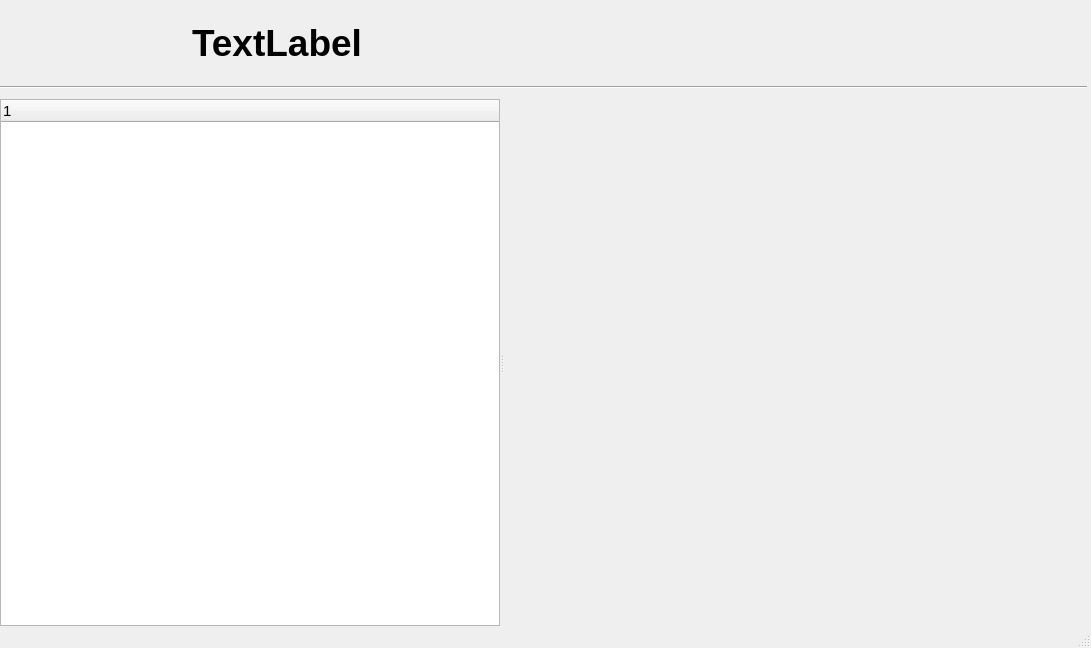
First picture: the form in Ui/mainform.ui, repository golden7602/zion, before the edit.
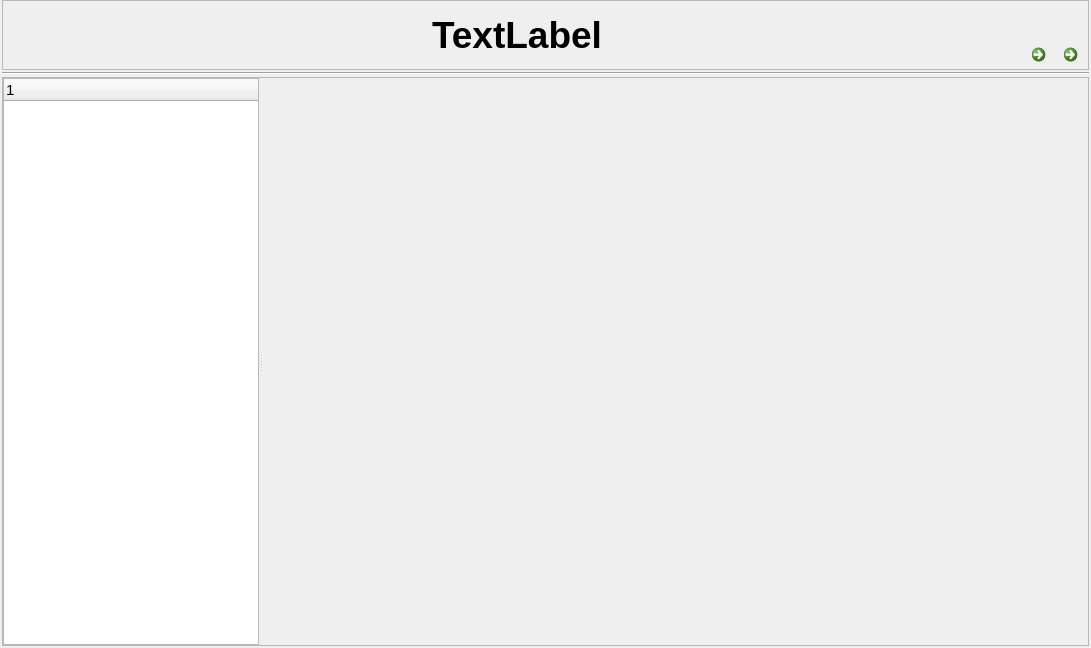
Second picture: the form after the edit. Icons and pictures are not drawn.

What changed in the file:
```diff
--- a/Ui/mainform.ui
+++ b/Ui/mainform.ui
@@ -17,60 +17,58 @@
    <string notr="true"/>
   </property>
   <widget class="QWidget" name="centralwidget">
-   <layout class="QVBoxLayout" name="verticalLayout_3">
-    <property name="spacing">
-     <number>0</number>
-    </property>
-    <property name="sizeConstraint">
-     <enum>QLayout::SetNoConstraint</enum>
-    </property>
-    <property name="leftMargin">
-     <number>0</number>
-    </property>
-    <property name="topMargin">
-     <number>0</number>
-    </property>
-    <property name="rightMargin">
-     <number>4</number>
-    </property>
-    <property name="bottomMargin">
-     <number>0</number>
-    </property>
-    <item>
-     <widget class="QWidget" name="widget_title" native="true">
-      <property name="minimumSize">
-       <size>
-        <width>0</width>
-        <height>99</height>
-       </size>
-      </property>
-      <property name="maximumSize">
-       <size>
-        <width>16777215</width>
-        <height>99</height>
-       </size>
-      </property>
       <layout class="QVBoxLayout" name="verticalLayout_2">
        <property name="spacing">
-        <number>0</number>
+     <number>2</number>
        </property>
        <property name="leftMargin">
-        <number>0</number>
+     <number>2</number>
        </property>
        <property name="topMargin">
         <number>0</number>
        </property>
        <property name="rightMargin">
-        <number>0</number>
+     <number>2</number>
        </property>
        <property name="bottomMargin">
-        <number>0</number>
+     <number>2</number>
        </property>
        <item>
+     <widget class="QFrame" name="frame_2">
+      <property name="minimumSize">
+       <size>
+        <width>0</width>
+        <height>70</height>
+       </size>
+      </property>
+      <property name="maximumSize">
+       <size>
+        <width>16777215</width>
+        <height>70</height>
+       </size>
+      </property>
+      <property name="frameShape">
+       <enum>QFrame::StyledPanel</enum>
+      </property>
+      <property name="frameShadow">
+       <enum>QFrame::Raised</enum>
+      </property>
         <layout class="QHBoxLayout" name="horizontalLayout_3">
          <property name="spacing">
           <number>0</number>
          </property>
+       <property name="leftMargin">
+        <number>0</number>
+       </property>
+       <property name="topMargin">
+        <number>0</number>
+       </property>
+       <property name="rightMargin">
+        <number>0</number>
+       </property>
+       <property name="bottomMargin">
+        <number>0</number>
+       </property>
          <item>
           <widget class="QLabel" name="label_logo">
            <property name="sizePolicy">
@@ -87,7 +85,7 @@
            </property>
            <property name="maximumSize">
             <size>
-             <width>16777215</width>
+           <width>450</width>
              <height>70</height>
             </size>
            </property>
@@ -100,13 +98,26 @@
            <property name="scaledContents">
             <bool>true</bool>
            </property>
+         <property name="wordWrap">
+          <bool>false</bool>
+         </property>
           </widget>
          </item>
          <item>
           <layout class="QHBoxLayout" name="horizontalLayout_2">
-           <property name="spacing">
-            <number>0</number>
+         <item>
+          <spacer name="horizontalSpacer_2">
+           <property name="orientation">
+            <enum>Qt::Horizontal</enum>
            </property>
+           <property name="sizeHint" stdset="0">
+            <size>
+             <width>40</width>
+             <height>20</height>
+            </size>
+           </property>
+          </spacer>
+         </item>
            <item>
             <widget class="QLabel" name="label_Title">
              <property name="sizePolicy">
@@ -143,19 +154,26 @@
              </property>
             </widget>
            </item>
+         <item>
+          <spacer name="horizontalSpacer">
+           <property name="orientation">
+            <enum>Qt::Horizontal</enum>
+           </property>
+           <property name="sizeHint" stdset="0">
+            <size>
+             <width>40</width>
+             <height>20</height>
+            </size>
+           </property>
+          </spacer>
+         </item>
            <item>
             <layout class="QVBoxLayout" name="verticalLayout">
-             <property name="spacing">
-              <number>0</number>
-             </property>
              <item>
               <spacer name="verticalSpacer">
                <property name="orientation">
                 <enum>Qt::Vertical</enum>
                </property>
-               <property name="sizeType">
-                <enum>QSizePolicy::Fixed</enum>
-               </property>
                <property name="sizeHint" stdset="0">
                 <size>
                  <width>20</width>
@@ -170,18 +188,63 @@
                 <number>0</number>
                </property>
                <item>
-                <spacer name="horizontalSpacer">
-                 <property name="orientation">
-                  <enum>Qt::Horizontal</enum>
-                 </property>
-                 <property name="sizeHint" stdset="0">
+              <widget class="QCommandLinkButton" name="commandLinkButton">
+               <property name="minimumSize">
+                <size>
+                 <width>32</width>
+                 <height>32</height>
+                </size>
+               </property>
+               <property name="maximumSize">
                   <size>
-                   <width>40</width>
-                   <height>20</height>
-                  </size>
-                 </property>
-                </spacer>
-               </item>
+                 <width>32</width>
+                 <height>32</height>
+                </size>
+               </property>
+               <property name="text">
+                <string/>
+               </property>
+               <property name="icon">
+                <iconset>
+                 <normaloff>../res/ico/changeuser.png</normaloff>../res/ico/changeuser.png</iconset>
+               </property>
+               <property name="iconSize">
+                <size>
+                 <width>16</width>
+                 <height>16</height>
+                </size>
+               </property>
+              </widget>
+             </item>
+             <item>
+              <widget class="QCommandLinkButton" name="commandLinkButton_2">
+               <property name="minimumSize">
+                <size>
+                 <width>32</width>
+                 <height>32</height>
+                </size>
+               </property>
+               <property name="maximumSize">
+                <size>
+                 <width>32</width>
+                 <height>32</height>
+                </size>
+               </property>
+               <property name="text">
+                <string/>
+               </property>
+               <property name="icon">
+                <iconset>
+                 <normaloff>../res/ico/changepassword.png</normaloff>../res/ico/changepassword.png</iconset>
+               </property>
+               <property name="iconSize">
+                <size>
+                 <width>16</width>
+                 <height>16</height>
+                </size>
+               </property>
+              </widget>
+             </item>
               </layout>
              </item>
             </layout>
@@ -189,23 +252,39 @@
           </layout>
          </item>
         </layout>
+     </widget>
        </item>
        <item>
         <widget class="Line" name="line">
-         <property name="maximumSize">
-          <size>
-           <width>16777215</width>
-           <height>16777215</height>
-          </size>
-         </property>
          <property name="orientation">
           <enum>Qt::Horizontal</enum>
          </property>
         </widget>
        </item>
-      </layout>
-     </widget>
-    </item>
+    <item>
+     <widget class="QFrame" name="frame">
+      <property name="frameShape">
+       <enum>QFrame::StyledPanel</enum>
+      </property>
+      <property name="frameShadow">
+       <enum>QFrame::Raised</enum>
+      </property>
+      <layout class="QVBoxLayout" name="verticalLayout_3">
+       <property name="spacing">
+        <number>0</number>
+       </property>
+       <property name="leftMargin">
+        <number>0</number>
+       </property>
+       <property name="topMargin">
+        <number>0</number>
+       </property>
+       <property name="rightMargin">
+        <number>0</number>
+       </property>
+       <property name="bottomMargin">
+        <number>0</number>
+       </property>
     <item>
      <widget class="QSplitter" name="splitter">
       <property name="orientation">
@@ -251,6 +330,18 @@
        </column>
       </widget>
       <widget class="QStackedWidget" name="stackedWidget">
+          <property name="sizePolicy">
+           <sizepolicy hsizetype="Preferred" vsizetype="Preferred">
+            <horstretch>5</horstretch>
+            <verstretch>0</verstretch>
+           </sizepolicy>
+          </property>
+          <property name="minimumSize">
+           <size>
+            <width>200</width>
+            <height>0</height>
+           </size>
+          </property>
        <property name="styleSheet">
         <string notr="true"/>
        </property>
@@ -261,7 +352,9 @@
     </item>
    </layout>
   </widget>
-  <widget class="QStatusBar" name="statusBar"/>
+    </item>
+   </layout>
+  </widget>
  </widget>
  <resources/>
  <connections/>
```
Left out of the diff: 2 changed lines with no effect on the pictures. Lines whose indentation alone changed are shown as unchanged.
